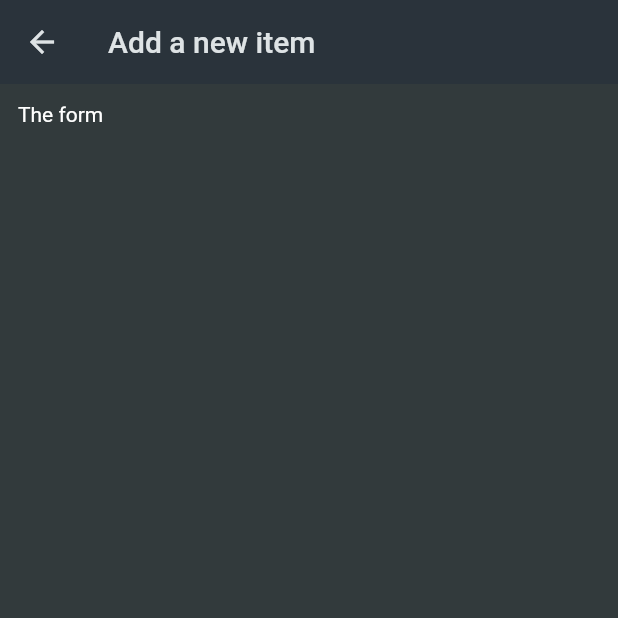
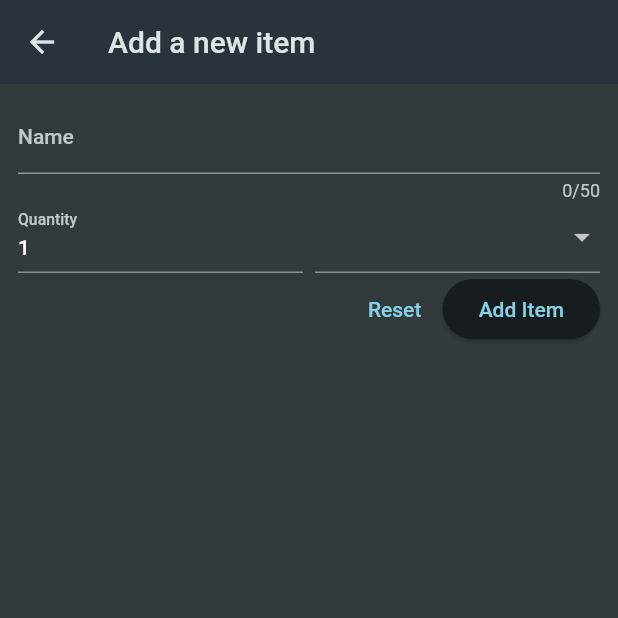
Before and after one commit to hyzic23/shoppinglist, a Flutter app: the NewItem screen opened directly, on a phone screen of 412 x 824 dp, the top half of it. Run offline on Flutter 3.47's test engine with Material 2 defaults, Android fonts, the phone set to English and light mode, and no system bars.

Commit message:
Added Reset and Add Button to New Item Screen

```diff
--- a/lib/widgets/new_item.dart
+++ b/lib/widgets/new_item.dart
@@ -1,4 +1,5 @@
 import 'package:flutter/material.dart';
+import 'package:shopping_list/data/categories.dart';
 
 class NewItem extends StatefulWidget {
   const NewItem({super.key});
@@ -12,11 +13,70 @@ class _NewItemState extends State<NewItem> {
   Widget build(BuildContext context) {
     return Scaffold(
       appBar: AppBar(
-        title: Text('Add a new item'),
+        title: const Text('Add a new item'),
       ),
       body: Padding(
-        padding: EdgeInsets.all(12),
-        child: Text('The form'),
+        padding: const EdgeInsets.all(12),
+        child: Form(
+            child: Column(
+          children: [
+            TextFormField(
+              maxLength: 50,
+              decoration: const InputDecoration(
+                label: Text('Name'),
+              ),
+              validator: (value) {
+                return 'Demo...';
+              },
+            ),
+            Row(
+              crossAxisAlignment: CrossAxisAlignment.end,
+              children: [
+                Expanded(
+                  child: TextFormField(
+                    decoration: const InputDecoration(
+                      label: Text('Quantity'),
+                    ),
+                    initialValue: '1',
+                  ),
+                ),
+                const SizedBox(width: 8),
+                Expanded(
+                  child: DropdownButtonFormField(items: [
+                    for (final category in categories.entries)
+                      DropdownMenuItem(
+                          value: category.value,
+                          child: Row(
+                            children: [
+                              Container(
+                                width: 16,
+                                height: 16,
+                                color: category.value.color,
+                              ),
+                              const SizedBox(width: 6),
+                              Text(category.value.title),
+                            ],
+                          ))
+                  ], onChanged: (value) {}),
+                ),
+              ],
+            ),
+            const SizedBox(width: 12),
+            Row(
+              mainAxisAlignment: MainAxisAlignment.end,
+              children: [
+                TextButton(
+                  onPressed: () {},
+                  child: const Text('Reset'),
+                ),
+                ElevatedButton(
+                  onPressed: () {},
+                  child: const Text('Add Item'),
+                )
+              ],
+            ),
+          ],
+        )),
       ),
     );
   }
```
